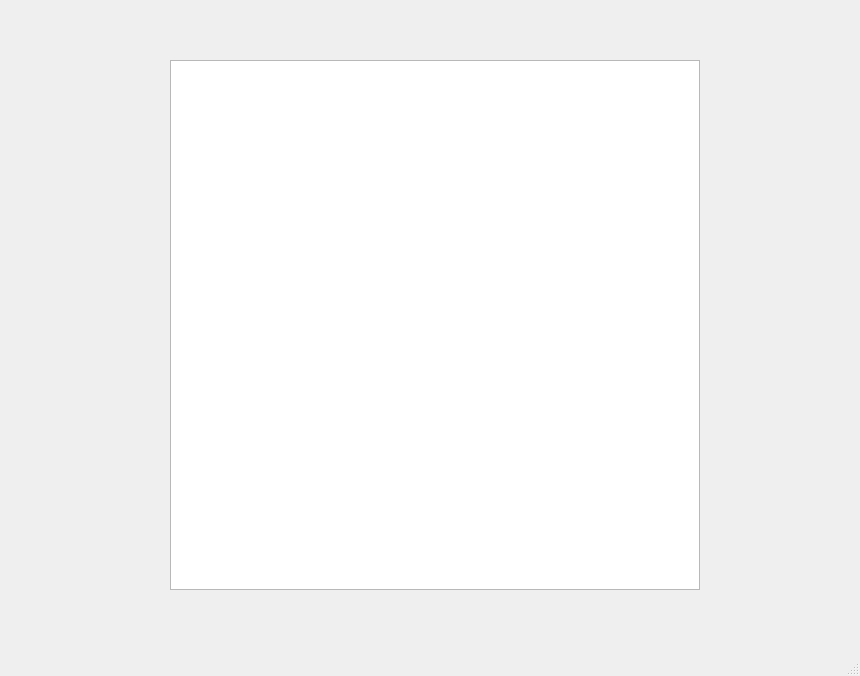
Qt form proj2/main.ui (pleiadesian/lab-cv) before a commit.
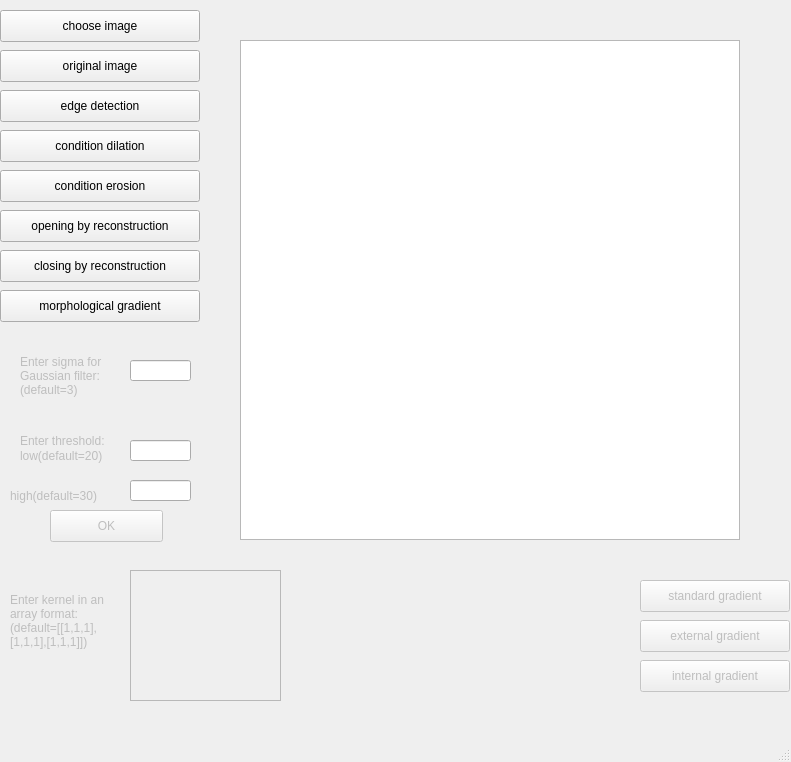
The same form after that commit.

Commit message: [proj2] finish edge and grad

Patch:
```diff
--- a/proj2/main.ui
+++ b/proj2/main.ui
@@ -6,8 +6,8 @@
    <rect>
     <x>0</x>
     <y>0</y>
-    <width>860</width>
-    <height>676</height>
+    <width>791</width>
+    <height>762</height>
    </rect>
   </property>
   <property name="windowTitle">
@@ -17,13 +17,322 @@
    <widget class="QGraphicsView" name="graphicsView">
     <property name="geometry">
      <rect>
-      <x>170</x>
-      <y>60</y>
-      <width>530</width>
-      <height>530</height>
+      <x>240</x>
+      <y>40</y>
+      <width>500</width>
+      <height>500</height>
      </rect>
     </property>
    </widget>
+   <widget class="QPushButton" name="chooseButton">
+    <property name="geometry">
+     <rect>
+      <x>0</x>
+      <y>10</y>
+      <width>200</width>
+      <height>32</height>
+     </rect>
+    </property>
+    <property name="text">
+     <string>choose image</string>
+    </property>
+   </widget>
+   <widget class="QPushButton" name="edgeButton">
+    <property name="geometry">
+     <rect>
+      <x>0</x>
+      <y>90</y>
+      <width>200</width>
+      <height>32</height>
+     </rect>
+    </property>
+    <property name="text">
+     <string>edge detection</string>
+    </property>
+   </widget>
+   <widget class="QPushButton" name="geodilationButton">
+    <property name="geometry">
+     <rect>
+      <x>0</x>
+      <y>130</y>
+      <width>200</width>
+      <height>32</height>
+     </rect>
+    </property>
+    <property name="text">
+     <string>condition dilation</string>
+    </property>
+   </widget>
+   <widget class="QPushButton" name="geoerosionButton">
+    <property name="geometry">
+     <rect>
+      <x>0</x>
+      <y>170</y>
+      <width>200</width>
+      <height>32</height>
+     </rect>
+    </property>
+    <property name="text">
+     <string>condition erosion</string>
+    </property>
+   </widget>
+   <widget class="QPushButton" name="obrButton">
+    <property name="geometry">
+     <rect>
+      <x>0</x>
+      <y>210</y>
+      <width>200</width>
+      <height>32</height>
+     </rect>
+    </property>
+    <property name="text">
+     <string>opening by reconstruction</string>
+    </property>
+   </widget>
+   <widget class="QPushButton" name="cbrButton">
+    <property name="geometry">
+     <rect>
+      <x>0</x>
+      <y>250</y>
+      <width>200</width>
+      <height>32</height>
+     </rect>
+    </property>
+    <property name="text">
+     <string>closing by reconstruction</string>
+    </property>
+   </widget>
+   <widget class="QPushButton" name="gradientButton">
+    <property name="geometry">
+     <rect>
+      <x>0</x>
+      <y>290</y>
+      <width>200</width>
+      <height>32</height>
+     </rect>
+    </property>
+    <property name="text">
+     <string>morphological gradient</string>
+    </property>
+   </widget>
+   <widget class="QPushButton" name="originButton">
+    <property name="geometry">
+     <rect>
+      <x>0</x>
+      <y>50</y>
+      <width>200</width>
+      <height>32</height>
+     </rect>
+    </property>
+    <property name="text">
+     <string>original image</string>
+    </property>
+   </widget>
+   <widget class="QLabel" name="sigmaLabel">
+    <property name="enabled">
+     <bool>false</bool>
+    </property>
+    <property name="geometry">
+     <rect>
+      <x>20</x>
+      <y>350</y>
+      <width>101</width>
+      <height>51</height>
+     </rect>
+    </property>
+    <property name="layoutDirection">
+     <enum>Qt::LeftToRight</enum>
+    </property>
+    <property name="text">
+     <string>Enter sigma for Gaussian filter:(default=3)</string>
+    </property>
+    <property name="scaledContents">
+     <bool>false</bool>
+    </property>
+    <property name="wordWrap">
+     <bool>true</bool>
+    </property>
+   </widget>
+   <widget class="QPushButton" name="edgeOkButton">
+    <property name="enabled">
+     <bool>false</bool>
+    </property>
+    <property name="geometry">
+     <rect>
+      <x>50</x>
+      <y>510</y>
+      <width>113</width>
+      <height>32</height>
+     </rect>
+    </property>
+    <property name="text">
+     <string>OK</string>
+    </property>
+   </widget>
+   <widget class="QLabel" name="threshLabel">
+    <property name="enabled">
+     <bool>false</bool>
+    </property>
+    <property name="geometry">
+     <rect>
+      <x>20</x>
+      <y>420</y>
+      <width>101</width>
+      <height>41</height>
+     </rect>
+    </property>
+    <property name="text">
+     <string>Enter threshold:</string>
+    </property>
+   </widget>
+   <widget class="QLabel" name="threshLowLabel">
+    <property name="enabled">
+     <bool>false</bool>
+    </property>
+    <property name="geometry">
+     <rect>
+      <x>20</x>
+      <y>440</y>
+      <width>111</width>
+      <height>31</height>
+     </rect>
+    </property>
+    <property name="text">
+     <string>low(default=20)</string>
+    </property>
+    <property name="wordWrap">
+     <bool>true</bool>
+    </property>
+   </widget>
+   <widget class="QLabel" name="threshHighLabel">
+    <property name="enabled">
+     <bool>false</bool>
+    </property>
+    <property name="geometry">
+     <rect>
+      <x>10</x>
+      <y>480</y>
+      <width>111</width>
+      <height>31</height>
+     </rect>
+    </property>
+    <property name="text">
+     <string>high(default=30)</string>
+    </property>
+    <property name="wordWrap">
+     <bool>true</bool>
+    </property>
+   </widget>
+   <widget class="QLineEdit" name="sigmaText">
+    <property name="geometry">
+     <rect>
+      <x>130</x>
+      <y>360</y>
+      <width>61</width>
+      <height>21</height>
+     </rect>
+    </property>
+   </widget>
+   <widget class="QLineEdit" name="threshLowText">
+    <property name="geometry">
+     <rect>
+      <x>130</x>
+      <y>440</y>
+      <width>61</width>
+      <height>21</height>
+     </rect>
+    </property>
+   </widget>
+   <widget class="QLineEdit" name="threshHighText">
+    <property name="geometry">
+     <rect>
+      <x>130</x>
+      <y>480</y>
+      <width>61</width>
+      <height>21</height>
+     </rect>
+    </property>
+   </widget>
+   <widget class="QPlainTextEdit" name="kernelText">
+    <property name="enabled">
+     <bool>false</bool>
+    </property>
+    <property name="geometry">
+     <rect>
+      <x>130</x>
+      <y>570</y>
+      <width>151</width>
+      <height>131</height>
+     </rect>
+    </property>
+   </widget>
+   <widget class="QLabel" name="kernelLabel">
+    <property name="enabled">
+     <bool>false</bool>
+    </property>
+    <property name="geometry">
+     <rect>
+      <x>10</x>
+      <y>570</y>
+      <width>101</width>
+      <height>101</height>
+     </rect>
+    </property>
+    <property name="text">
+     <string>Enter kernel in an array format:(default=[[1,1,1],[1,1,1],[1,1,1]])</string>
+    </property>
+    <property name="wordWrap">
+     <bool>true</bool>
+    </property>
+   </widget>
+   <widget class="QPushButton" name="standardButton">
+    <property name="enabled">
+     <bool>false</bool>
+    </property>
+    <property name="geometry">
+     <rect>
+      <x>640</x>
+      <y>580</y>
+      <width>150</width>
+      <height>32</height>
+     </rect>
+    </property>
+    <property name="text">
+     <string>standard gradient</string>
+    </property>
+   </widget>
+   <widget class="QPushButton" name="externalButton">
+    <property name="enabled">
+     <bool>false</bool>
+    </property>
+    <property name="geometry">
+     <rect>
+      <x>640</x>
+      <y>620</y>
+      <width>150</width>
+      <height>32</height>
+     </rect>
+    </property>
+    <property name="text">
+     <string>external gradient</string>
+    </property>
+   </widget>
+   <widget class="QPushButton" name="internalButton">
+    <property name="enabled">
+     <bool>false</bool>
+    </property>
+    <property name="geometry">
+     <rect>
+      <x>640</x>
+      <y>660</y>
+      <width>150</width>
+      <height>32</height>
+     </rect>
+    </property>
+    <property name="text">
+     <string>internal gradient</string>
+    </property>
+   </widget>
   </widget>
   <widget class="QMenuBar" name="menubar">
    <property name="geometry">
```
Left out of the diff: 211 changed lines with no effect on the pictures. The commit also changes 10 other files.
